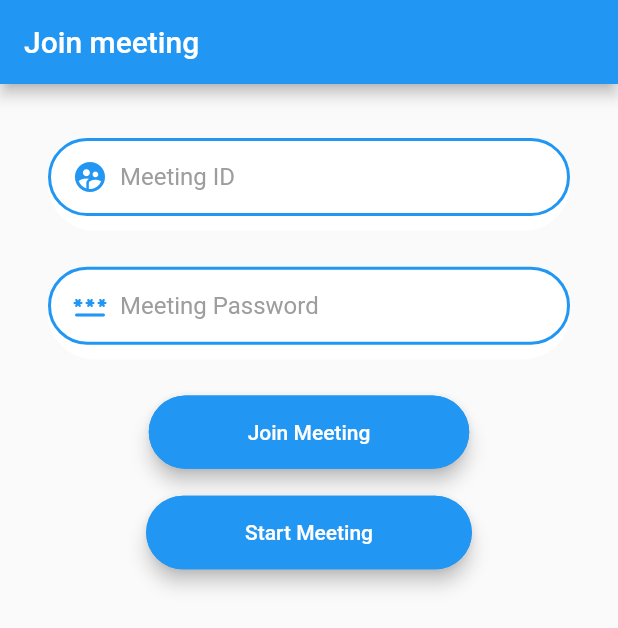
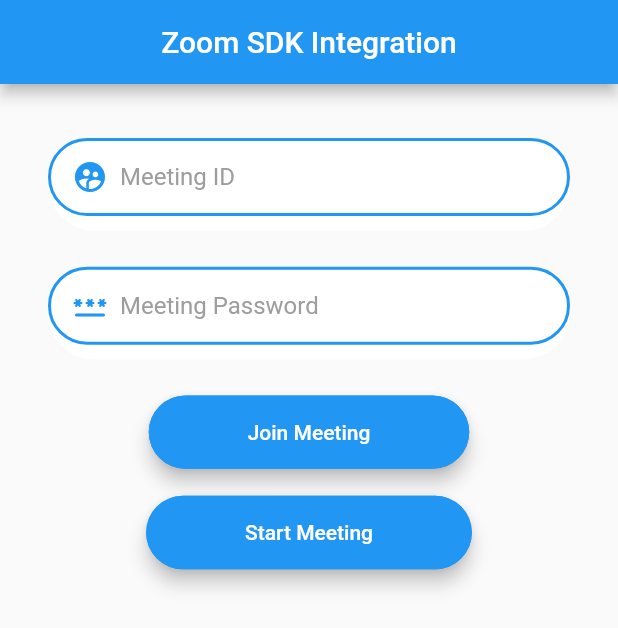
Before and after one commit to manas-04/zoomsdk_flutter_integration, a Flutter app: the screen it shows after launch, on a phone screen of 412 x 824 dp. Shown: the top 628 px of the screen. Run offline on Flutter 3.47's test engine with Material 2 defaults, Android fonts, the phone set to English and light mode, and no system bars; missing offline and left inert: zoom; Roboto replaces fonts that are missing (Poppins).

Commit message:
Bug Fixes

```diff
--- a/lib/join_screen.dart
+++ b/lib/join_screen.dart
@@ -19,7 +19,8 @@ class _JoinWidgetState extends State<JoinWidget> {
   Widget build(BuildContext context) {
     return Scaffold(
       appBar: AppBar(
-        title: Text('Join meeting'),
+        title: Text('Zoom SDK Integration'),
+        centerTitle: true,
       ),
       body: Container(
         child: Padding(
--- a/lib/main.dart
+++ b/lib/main.dart
@@ -1,7 +1,11 @@
 import 'package:flutter/material.dart';
+import 'package:flutter/services.dart';
 import 'package:zoom_sdk_integration/join_screen.dart';
 
 Future<void> main() async {
+  SystemChrome.setPreferredOrientations([
+    DeviceOrientation.portraitUp,
+  ]);
   runApp(MyApp());
 }
 
```
